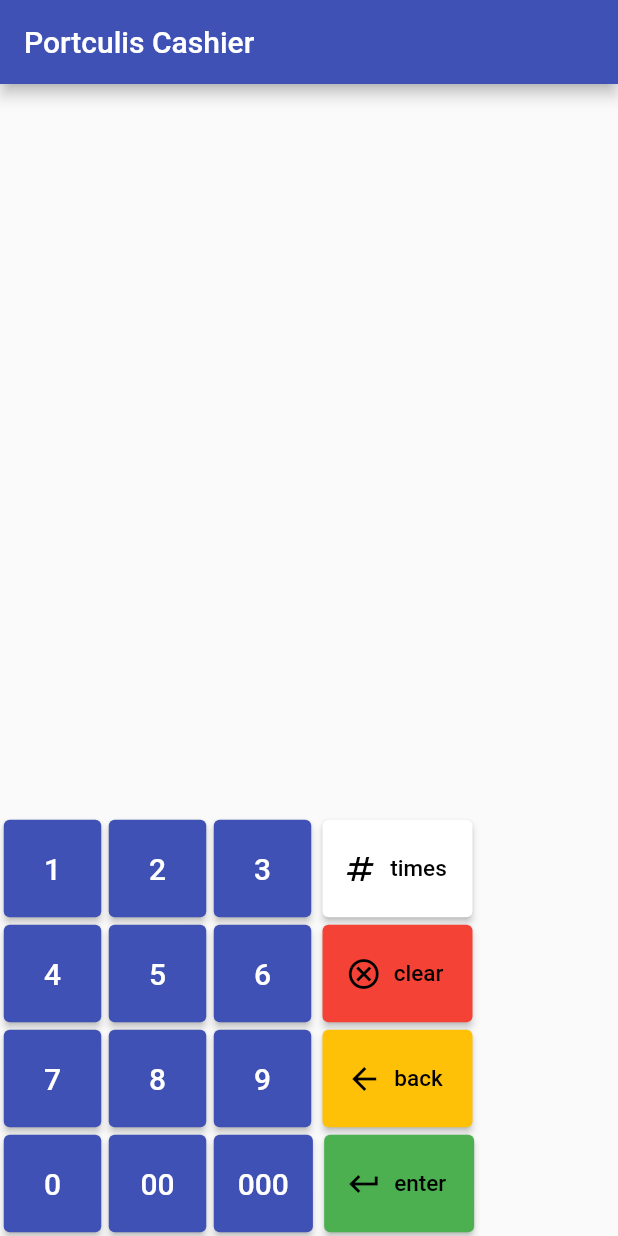
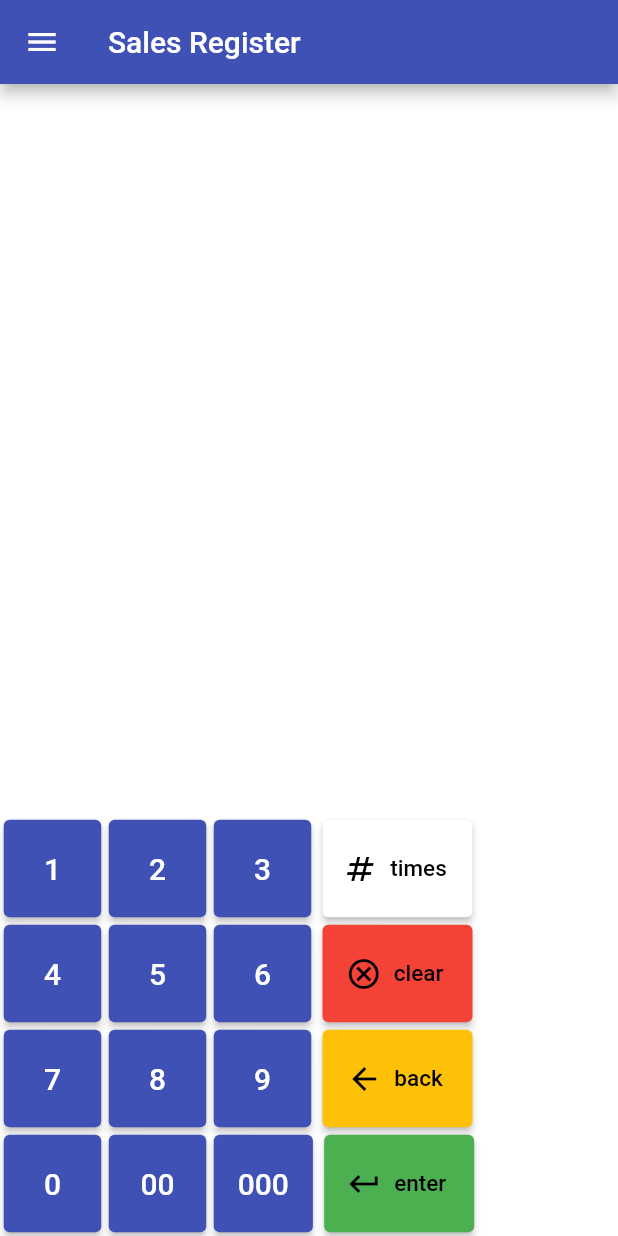
Before and after one commit to 369neri/PortculisPOS, a Flutter app: the screen it shows after launch, on a phone screen of 412 x 824 dp. Run offline on Flutter 3.47's test engine with Material 2 defaults, Android fonts, the phone set to English and light mode, and no system bars; drawn by our look-alikes of hidden_drawer_menu; our stand-ins replace equatable, flutter_bloc; missing offline and left inert: gtin_toolkit.

Commit message:
Added hidden menu draw

```diff
--- /dev/null
+++ b/cashier_app/lib/features/navigation/presentation/pages/hidden_menu_page.dart
@@ -0,0 +1,57 @@
+import 'package:flutter/material.dart';
+import 'package:hidden_drawer_menu/hidden_drawer_menu.dart';
+
+import '../../../pricing/presentation/pages/price_entry.dart';
+
+class HiddenMenu extends StatefulWidget {
+  const HiddenMenu({super.key});
+
+  @override
+  State<HiddenMenu> createState() => _HiddenMenuState();
+}
+
+class _HiddenMenuState extends State<HiddenMenu> {
+  List<ScreenHiddenDrawer> _pages = [];
+
+  @override
+  void initState() {
+    super.initState();
+
+    _pages = [
+      ScreenHiddenDrawer(
+        ItemHiddenMenu(
+          name: 'Sales Register',
+          baseStyle: const TextStyle(
+            color: Colors.white,
+          ),
+          selectedStyle: const TextStyle(
+            color: Colors.white,
+          ),
+        ),
+        const PriceEntryPage()
+      ),
+      ScreenHiddenDrawer(
+        ItemHiddenMenu(
+          name: 'Cashier',
+          baseStyle: const TextStyle(
+            color: Colors.white,
+          ),
+          selectedStyle: const TextStyle(
+            color: Colors.white,
+          ),
+        ),
+        const PriceEntryPage()
+      ),
+    ];
+  }
+
+  @override
+  Widget build(BuildContext context) {
+    return HiddenDrawerMenu(
+      screens: _pages,
+      initPositionSelected: 0,
+      slidePercent: 50.0,
+      backgroundColorMenu: Colors.black87,
+    );
+  }
+}
--- a/cashier_app/lib/main.dart
+++ b/cashier_app/lib/main.dart
@@ -1,4 +1,4 @@
-import 'package:cashier_app/features/pricing/presentation/pages/price_entry.dart';
+import 'package:cashier_app/features/navigation/presentation/pages/hidden_menu_page.dart';
 import 'package:flutter/material.dart';
 
 void main() {
@@ -27,10 +27,7 @@ class MainPage extends StatelessWidget {
 
   @override
   Widget build(BuildContext context) {
-    return Scaffold(
-      appBar: AppBar(
-        title: Text(title),
-      ),
-      body: const PriceEntryPage(key: Key('entry_page'),));
+    return const Scaffold(
+      body: HiddenMenu());
   }
 }
--- a/cashier_app/pubspec.yaml
+++ b/cashier_app/pubspec.yaml
@@ -18,6 +18,7 @@ dependencies:
   flutter_bloc: ^8.1.2
   get_it: ^7.2.0
   gtin_toolkit: ^1.0.4
+  hidden_drawer_menu: ^3.0.1
 
 dev_dependencies:
   flutter_test:
```
Also changed, not shown: cashier_app/pubspec.lock.
